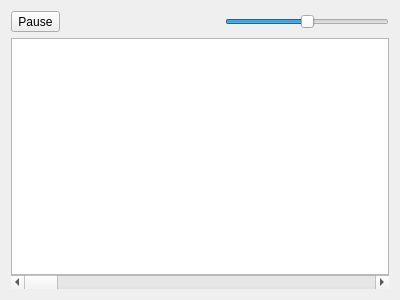
This is ui/tools/signalmonitor/signalmonitorwidget.ui in KDAB/GammaRay as Qt 5 draws it before an edit. The edited form follows.
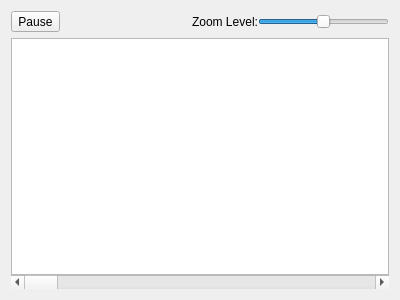
This is the edited form. Icons and pictures are not drawn. Custom widgets are drawn as their Qt base class.

Commit message: Add label for the signal monitor's zoom widget

```diff
--- a/ui/tools/signalmonitor/signalmonitorwidget.ui
+++ b/ui/tools/signalmonitor/signalmonitorwidget.ui
@@ -53,6 +53,13 @@
        </property>
       </spacer>
      </item>
+     <item>
+      <widget class="QLabel" name="intervalScaleLabel">
+       <property name="text">
+        <string>Zoom Level:</string>
+       </property>
+      </widget>
+     </item>
      <item>
       <widget class="QSlider" name="intervalScale">
        <property name="minimum">
```
The commit also changes 1 other file.
